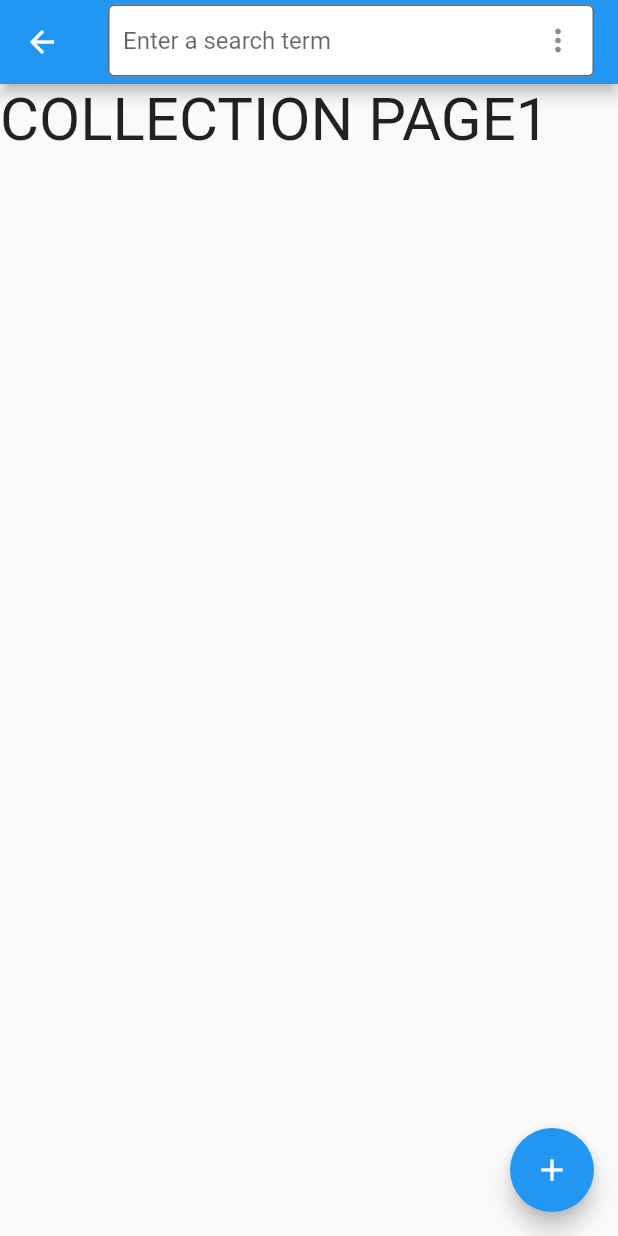
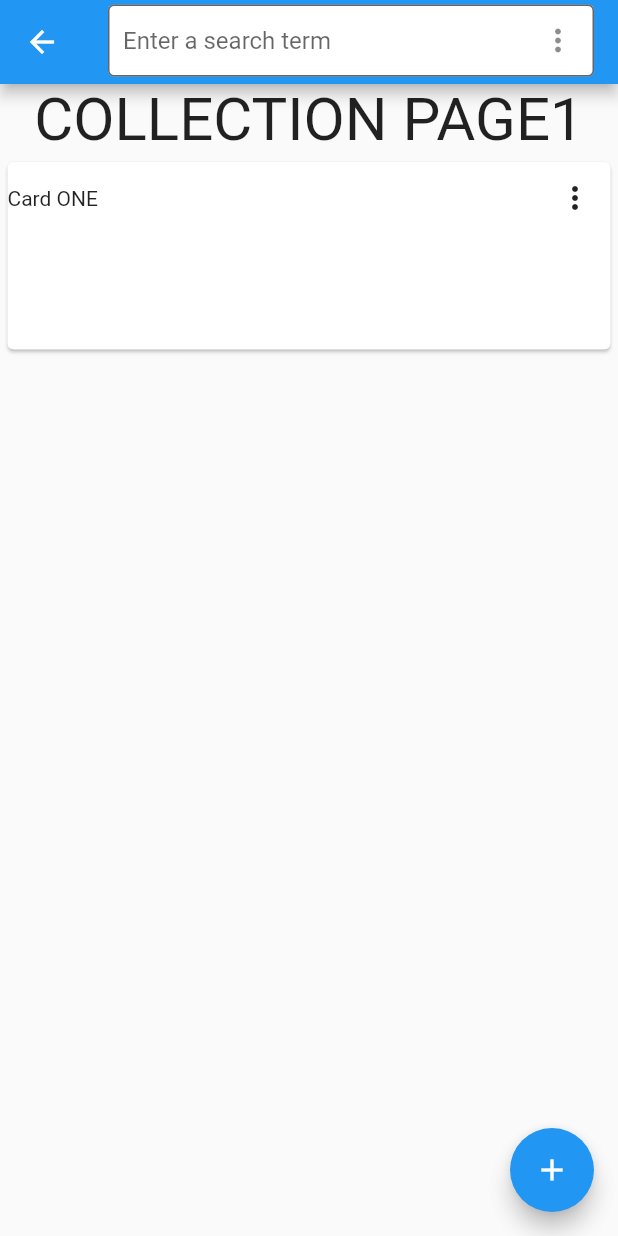
Before and after one commit to poonnadapattra/erz, a Flutter app: the CollectionPage screen opened directly, on a phone screen of 412 x 824 dp. Run offline on Flutter 3.47's test engine with Material 2 defaults, Android fonts, the phone set to English and light mode, and no system bars; missing offline and left inert: dart:ffi.

Commit message:
add roteta

```diff
--- a/lib/screens/collection.dart
+++ b/lib/screens/collection.dart
@@ -1,3 +1,5 @@
+import 'package:erz_app/untilities/rotate.dart';
+import 'package:erz_app/widgets/cards/collection_card.dart';
 import 'package:flutter/material.dart';
 import 'dart:math' as math;
 
@@ -26,8 +28,7 @@ class _CollectionPageState extends State<CollectionPage> {
               filled: true,
               fillColor: Colors.white,
               contentPadding: EdgeInsets.all(10),
-              suffixIcon: Transform.rotate(
-                angle: 90 * math.pi /180,
+              suffixIcon: Rotate(
                 child: IconButton(
                   icon: const Icon(Icons.more_horiz),
                   onPressed: () {
@@ -40,6 +41,7 @@ class _CollectionPageState extends State<CollectionPage> {
         child: Column(
           children: <Widget>[
             Text('COLLECTION PAGE1', style: TextStyle(fontSize: 40)),
+            CollectionCard()
           ]
         ),
       ),
--- /dev/null
+++ b/lib/untilities/rotate.dart
@@ -0,0 +1,23 @@
+import 'dart:ffi';
+
+import 'package:flutter/material.dart';
+import 'dart:math' as math;
+
+class Rotate extends StatelessWidget {
+  const Rotate({
+    Key? key,
+    this.child,
+    this.degree: 90,
+  }) : super(key: key);
+
+  final Widget? child;
+  final double? degree;
+
+  @override
+  Widget build(BuildContext context) {
+    return Transform.rotate(
+      angle: degree! * math.pi / 180,
+      child: child,
+    );
+  }
+}
--- /dev/null
+++ b/lib/widgets/cards/collection_card.dart
@@ -0,0 +1,34 @@
+import 'package:erz_app/untilities/rotate.dart';
+import 'package:flutter/material.dart';
+import 'dart:math' as math;
+
+class CollectionCard extends StatelessWidget {
+
+  @override
+   Widget build(BuildContext context) {
+     return Container(
+       width: double.infinity,
+       height: 130,
+       child: Card(
+         margin: EdgeInsets.only(top:5, left: 5, right: 5),
+         child: Column(
+           children: <Widget>[
+             Row(
+              mainAxisAlignment: MainAxisAlignment.spaceBetween,
+              children: <Widget>[
+                Text('Card ONE'),
+                Rotate(
+                  child: IconButton(
+                  icon: const Icon(Icons.more_horiz),
+                  onPressed: () {
+                  },
+                )
+                )
+              ]
+             )
+           ],
+         )
+       ),
+     );
+   }
+}
```
Also changed, not shown: lib/layout1.dart (+0 -9 lines).
